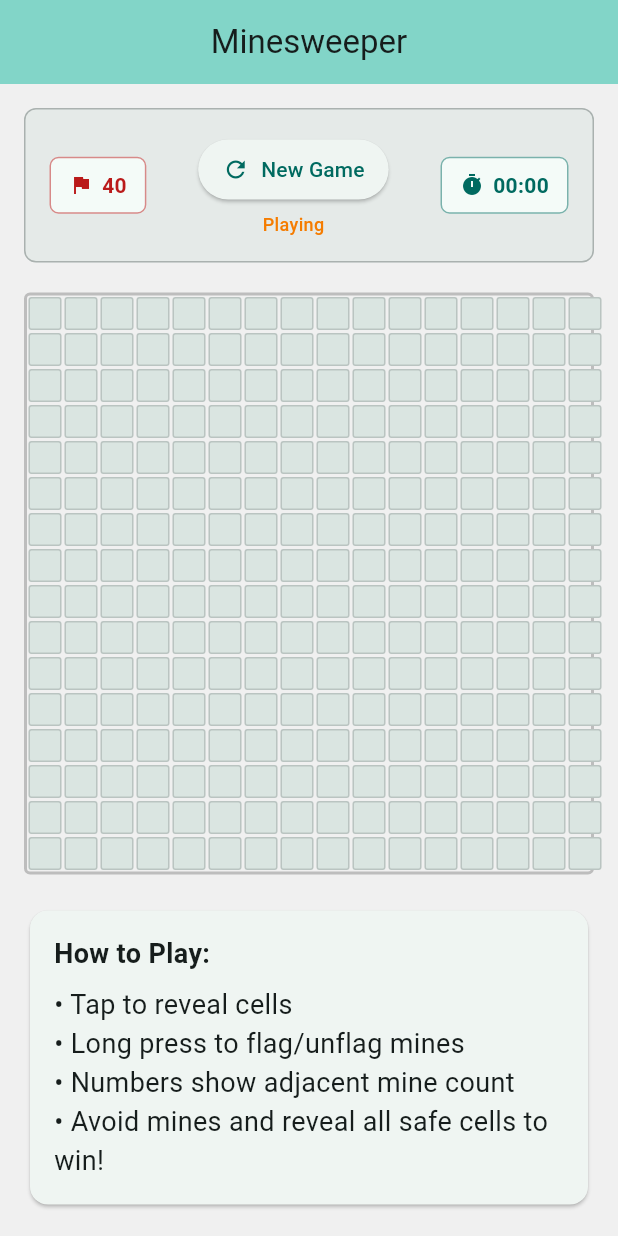
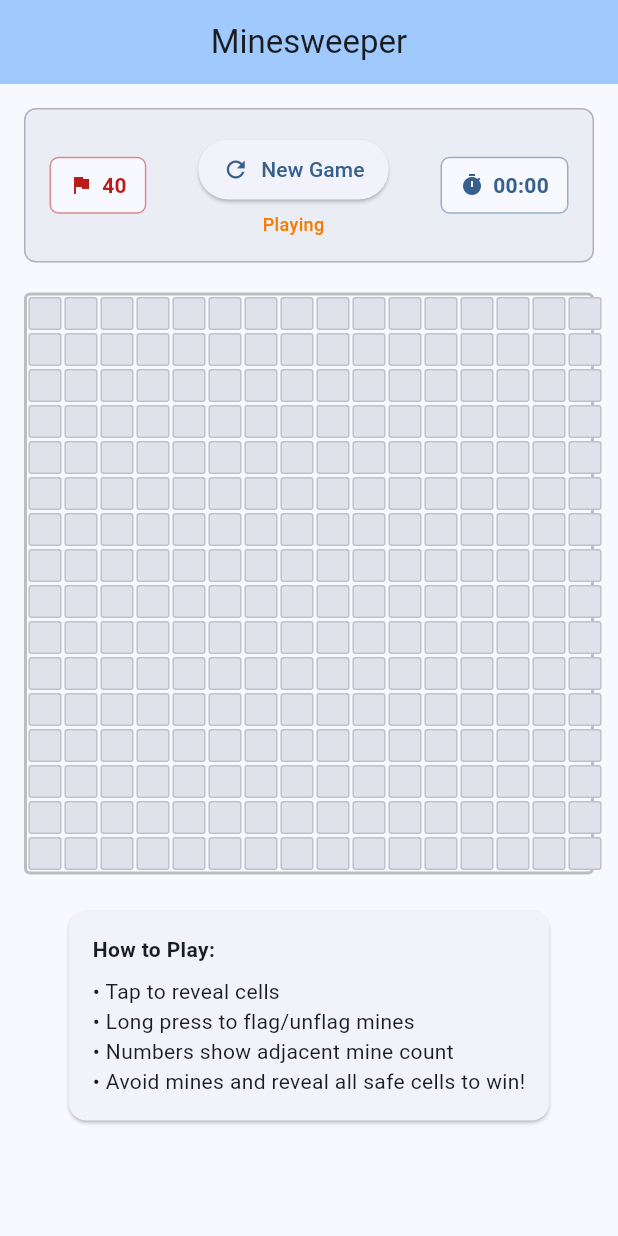
Before and after one commit to BirjuVachhani/mine_sweeper, a Flutter app: the screen it shows after launch, on a phone screen of 412 x 824 dp. Run offline on Flutter 3.47's test engine with Material 3 defaults, Android fonts, the phone set to English and light mode, and no system bars.

Commit message:
Change seed color to blue

```diff
--- a/lib/main.dart
+++ b/lib/main.dart
@@ -14,14 +14,10 @@ class MinesweeperApp extends StatelessWidget {
       title: 'Minesweeper',
       theme: ThemeData(
         colorScheme: ColorScheme.fromSeed(
-          seedColor: Colors.teal,
+          seedColor: Colors.blue,
           brightness: Brightness.light,
         ),
         useMaterial3: true,
-        scaffoldBackgroundColor: const Color(0xFFf0f0f0),
-        textTheme: const TextTheme(
-          bodyMedium: TextStyle(fontSize: 18),
-        ),
       ),
       home: const GameScreen(),
     );
```
